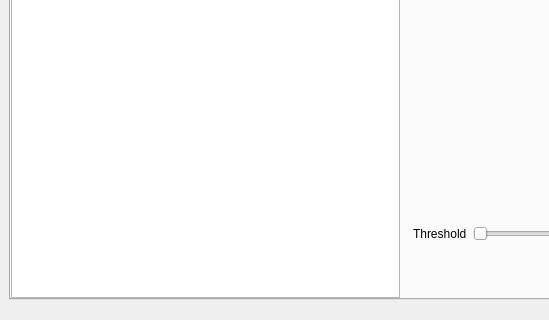
pekalam/hyperspectral-segmentation, file mainwindowxx.ui: the form before one commit; both pictures show x 0 to 549 and y 280 to 600 of the 800 by 600 pixel window.
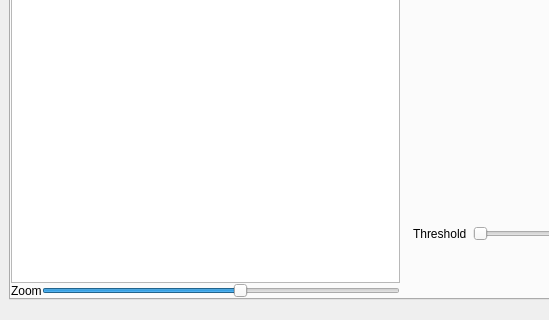
The form after the commit.

Diff of the .ui file:
```diff
--- a/mainwindowxx.ui
+++ b/mainwindowxx.ui
@@ -44,7 +44,7 @@
          <number>0</number>
         </property>
         <item>
-         <layout class="QVBoxLayout" name="verticalLayout">
+         <layout class="QVBoxLayout" name="verticalLayout" stretch="0,0,0">
           <property name="spacing">
            <number>0</number>
           </property>
@@ -76,6 +76,42 @@
           <item>
            <widget class="QGraphicsView" name="graphicsView"/>
           </item>
+          <item>
+           <layout class="QHBoxLayout" name="horizontalLayout_3">
+            <item>
+             <widget class="QLabel" name="label_2">
+              <property name="text">
+               <string>Zoom</string>
+              </property>
+              <property name="margin">
+               <number>8</number>
+              </property>
+             </widget>
+            </item>
+            <item>
+             <widget class="QSlider" name="dstZoomSlider">
+              <property name="minimum">
+               <number>1</number>
+              </property>
+              <property name="maximum">
+               <number>10</number>
+              </property>
+              <property name="value">
+               <number>6</number>
+              </property>
+              <property name="orientation">
+               <enum>Qt::Horizontal</enum>
+              </property>
+              <property name="tickPosition">
+               <enum>QSlider::NoTicks</enum>
+              </property>
+              <property name="tickInterval">
+               <number>1</number>
+              </property>
+             </widget>
+            </item>
+           </layout>
+          </item>
          </layout>
         </item>
         <item>
```
Left out of the diff: 35 changed lines with no effect on the pictures.
